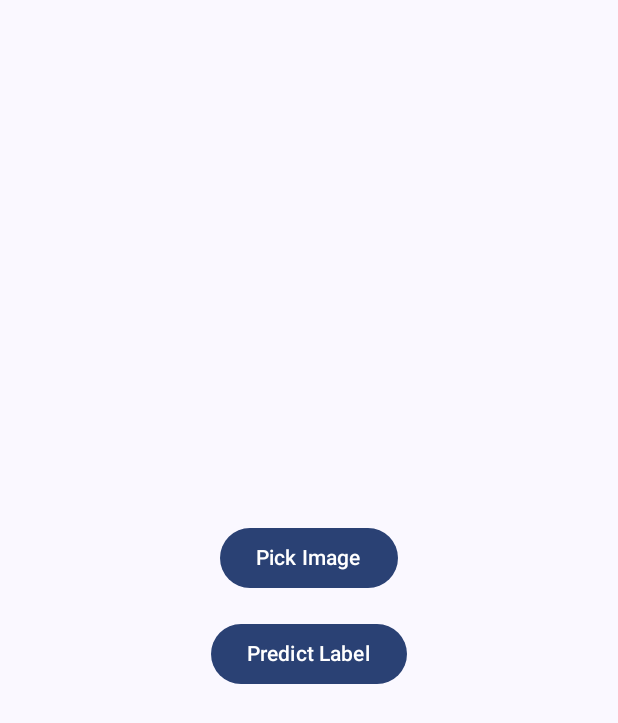
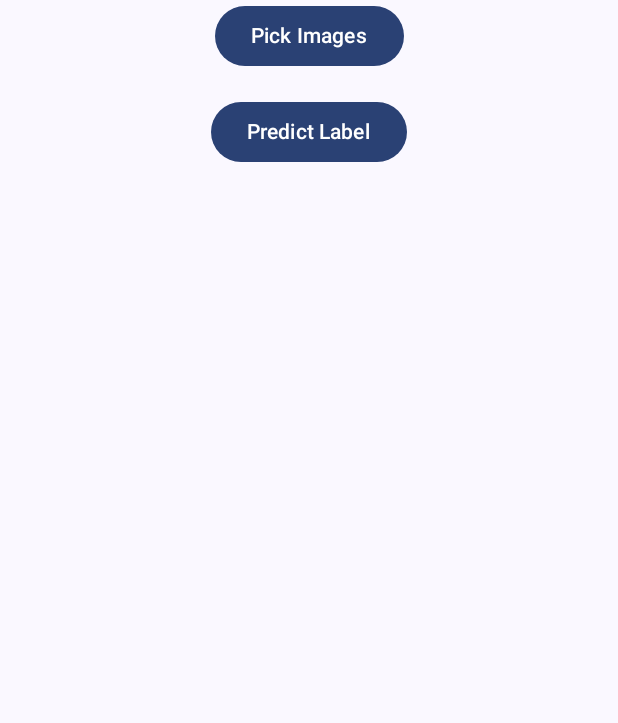
Before and after one commit to sarthak23-25/Mobile_Computing, an Android app built with Jetpack Compose: the screen it shows after launch (MainActivity), on a phone screen of 412 x 824 dp. Shown: the top 723 px of the screen. Run offline under Robolectric (Android 15) with nearby library versions, the phone set to English and light mode, and no system bars.

Commit message:
Multiple image scrollable

```diff
--- a/MC_A32/app/src/main/java/com/example/mc_a32/MainActivity.kt
+++ b/MC_A32/app/src/main/java/com/example/mc_a32/MainActivity.kt
@@ -1,5 +1,4 @@
 package com.example.mc_a32
-
 import android.graphics.Bitmap
 import android.graphics.BitmapFactory
 import android.net.Uri
@@ -10,9 +9,8 @@ import androidx.activity.compose.setContent
 import androidx.activity.result.contract.ActivityResultContracts
 import androidx.compose.foundation.Image
 import androidx.compose.foundation.layout.*
-import androidx.compose.foundation.layout.fillMaxSize
-import androidx.compose.foundation.layout.height
-import androidx.compose.foundation.layout.size
+import androidx.compose.foundation.lazy.LazyColumn
+import androidx.compose.foundation.lazy.items
 import androidx.compose.material3.Button
 import androidx.compose.material3.MaterialTheme
 import androidx.compose.material3.Surface
@@ -48,10 +46,8 @@ class MainActivity : ComponentActivity() {
 fun MyApp() {
     Surface(color = MaterialTheme.colorScheme.background) {
         Column(
-            modifier = Modifier
-                .fillMaxSize()
-                .padding(16.dp),
-            verticalArrangement = Arrangement.Center,
+            modifier = Modifier.fillMaxSize(),
+            verticalArrangement = Arrangement.Top,
             horizontalAlignment = Alignment.CenterHorizontally
         ) {
             RequestContentPermission()
@@ -61,20 +57,25 @@ fun MyApp() {
 
 @Composable
 fun RequestContentPermission() {
-    var imageUri by remember { mutableStateOf<Uri?>(null) }
+    var imageUris by remember { mutableStateOf<List<Uri>>(emptyList()) }
     val context = LocalContext.current
-    val bitmap = remember { mutableStateOf<Bitmap?>(null) }
+    val bitmaps by remember { mutableStateOf(mutableListOf<Bitmap?>()) }
 
     val launcher = rememberLauncherForActivityResult(
-        contract = ActivityResultContracts.GetContent()
-    ) { uri: Uri? ->
-        imageUri = uri
+        contract = ActivityResultContracts.GetMultipleContents()
+    ) { uris: List<Uri>? ->
+        uris?.let {
+            imageUris = it
+            loadBitmaps(it, context, bitmaps)
+        }
     }
 
     Column(
         horizontalAlignment = Alignment.CenterHorizontally,
-        verticalArrangement = Arrangement.Center,
-        modifier = Modifier.fillMaxWidth()
+        verticalArrangement = Arrangement.Top,
+        modifier = Modifier
+            .fillMaxWidth()
+            .padding(horizontal = 16.dp)
     ) {
         Button(
             onClick = {
@@ -82,7 +83,7 @@ fun RequestContentPermission() {
             },
             modifier = Modifier.padding(bottom = 16.dp)
         ) {
-            Text(text = "Pick Image")
+            Text(text = "Pick Images")
         }
 
         Button(
@@ -95,24 +96,38 @@ fun RequestContentPermission() {
 
         Spacer(modifier = Modifier.height(16.dp))
 
-        imageUri?.let { uri ->
-            try {
-                val inputStream = context.contentResolver.openInputStream(uri)
-                if (inputStream != null) {
-                    bitmap.value = BitmapFactory.decodeStream(inputStream)
-                    inputStream.close()
+        LazyColumn(
+            modifier = Modifier.fillMaxWidth()
+        ) {
+            items(imageUris) { uri ->
+                val bitmap = bitmaps[imageUris.indexOf(uri)]
+                bitmap?.let {
+                    Image(
+                        bitmap = it.asImageBitmap(),
+                        contentDescription = null,
+                        modifier = Modifier
+                            .size(400.dp)
+                            .padding(bottom = 16.dp)
+                    )
                 }
-            } catch (e: IOException) {
-                e.printStackTrace()
             }
+        }
+    }
+}
 
-            bitmap.value?.let { bitmap ->
-                Image(
-                    bitmap = bitmap.asImageBitmap(),
-                    contentDescription = null,
-                    modifier = Modifier.size(400.dp)
-                )
+private fun loadBitmaps(uris: List<Uri>, context: android.content.Context, bitmaps: MutableList<Bitmap?>) {
+    bitmaps.clear()
+    for (uri in uris) {
+        try {
+            val inputStream = context.contentResolver.openInputStream(uri)
+            if (inputStream != null) {
+                val bitmap = BitmapFactory.decodeStream(inputStream)
+                bitmaps.add(bitmap)
+                inputStream.close()
             }
+        } catch (e: IOException) {
+            e.printStackTrace()
+            bitmaps.add(null)
         }
     }
 }
```
